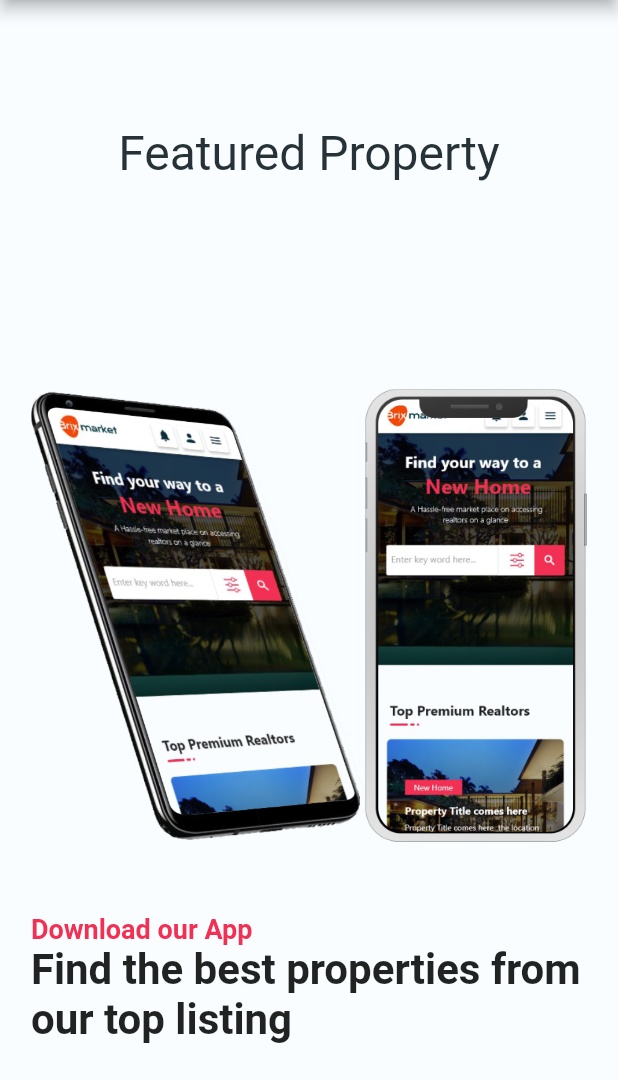
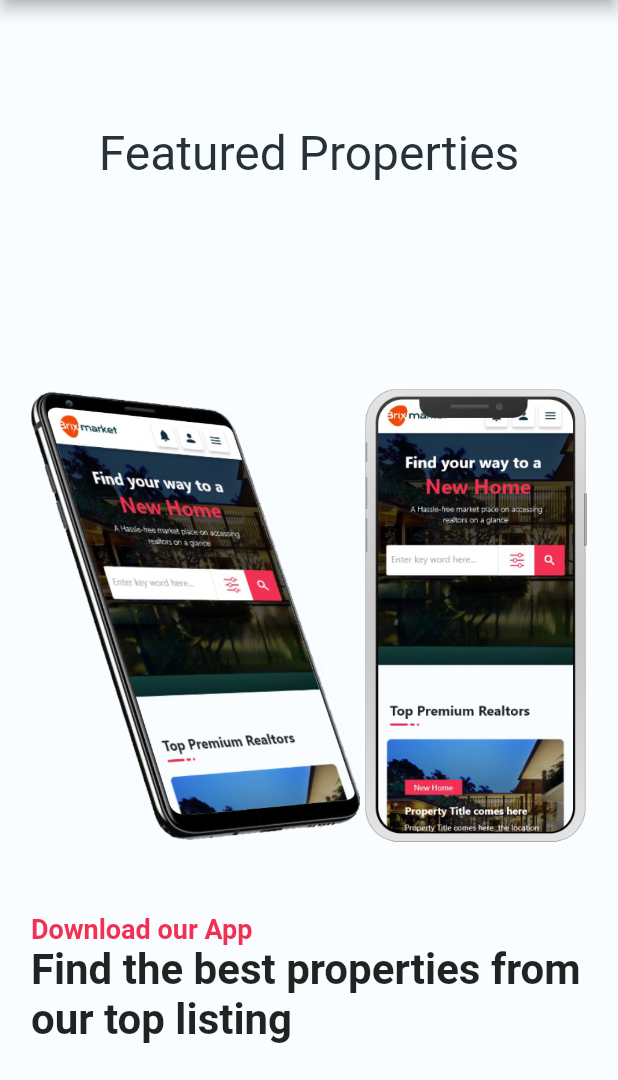
Before and after one commit to Bisecto/Brixmarket, a Flutter app: the HomePageWeb screen opened directly, scrolled down 576 dp, on a phone screen of 412 x 824 dp, the part 156-1236 px from its top. Run offline on Flutter 3.47's test engine with Material 2 defaults, Android fonts, the phone set to English and light mode, and no system bars; our stand-ins replace another_xlider, carousel_slider, cloud_firestore, device_info_plus, file_picker, firebase_analytics and 21 more; missing offline and left inert: cross_connectivity, flutter_phone_direct_caller, graphic, restart_app; accounts and stored records are empty; network calls fail; statements that could not run were skipped.

Commit message:
Modification_Precious_21

```diff
--- a/lib/view/screens/hom_page_web.dart
+++ b/lib/view/screens/hom_page_web.dart
@@ -226,7 +226,7 @@ class HomePageWeb extends StatelessWidget {
                                   alignment: WrapAlignment.center,
                                   children: [
                                     PropertyCard1(
-                                        property: propCtrl.featuredProperties[3],
+                                        property: propCtrl.featuredProperties[1],
                                         height: isTabletDown() ? 260 : 540,
                                         width: isTablet() ? card1Width * 2 + card1Space : card1Width),
                                     SizedBox(height: card1Space, width: isTabletDown() ? double.infinity : card1Space),
@@ -234,15 +234,15 @@ class HomePageWeb extends StatelessWidget {
                                       width: isTablet() ? card1Width * 2 + card1Space + 8 : card1Width,
                                       child: Wrap(
                                         children: [
-                                          PropertyCard1(property: propCtrl.featuredProperties[5], height: 260, width: card1Width),
+                                          PropertyCard1(property: propCtrl.featuredProperties[2], height: 260, width: card1Width),
                                           SizedBox(width: card1Space, height: card1Space),
-                                          PropertyCard1(property: propCtrl.featuredProperties[6], height: 260, width: card1Width),
+                                          PropertyCard1(property: propCtrl.featuredProperties[3], height: 260, width: card1Width),
                                         ],
                                       ),
                                     ),
                                     SizedBox(width: isTabletDown() ? double.infinity : card1Space, height: card1Space),
                                     PropertyCard1(
-                                        property: propCtrl.featuredProperties[8],
+                                        property: propCtrl.featuredProperties[4],
                                         height: isTabletDown() ? 260 : 540,
                                         width: isTablet() ? card1Width * 2 + card1Space : card1Width),
                                   ],
@@ -254,7 +254,7 @@ class HomePageWeb extends StatelessWidget {
                 ),
                 const SizedBox(height: 100),
                 CustomText(
-                  text: 'Featured Property',
+                  text: 'Featured Properties',
                   size: 32,
                   color: Colors.blueGrey[900],
                   weight: FontWeight.w400,
--- a/lib/view/screens/property_page_web.dart
+++ b/lib/view/screens/property_page_web.dart
@@ -510,7 +510,7 @@ class _PropertyDetailsListsPageState extends State<PropertyPageWeb> {
                                           const SizedBox(
                                             width: 20,
                                           ),
-                                          const CustomText(color: Colors.black, text: 'Property Detail(Nearby)', weight: FontWeight.w800, size: 18),
+                                          const CustomText(color: Colors.black, text: 'Property Details (Nearby)', weight: FontWeight.w800, size: 18),
                                         ],
                                       ),
                                       const SizedBox(
--- a/pubspec.yaml
+++ b/pubspec.yaml
@@ -1,5 +1,5 @@
 name: brixmarket
-description: A new Flutter project.
+description: Buy, Rent and Lease Properties in a safe space. Find Great Properties at Competitive Price.
 
 # The following line prevents the package from being accidentally published to
 # pub.dev using `flutter pub publish`. This is preferred for private packages.
@@ -55,7 +55,6 @@ dependencies:
   firebase_storage:
   youtube_player_flutter: ^8.0.0
   package_info_plus: ^1.0.2
-  universal_html:
   another_xlider: ^1.1.2
   restart_app: ^1.1.0+1
 
```
Also changed, not shown: lib/controllers/create_property_controller.dart (+4 -4 lines), lib/view/screens/dashboard_page.dart (+8 -2 lines), assets/images/qrcode.png, pubspec.lock, 6 other files.
